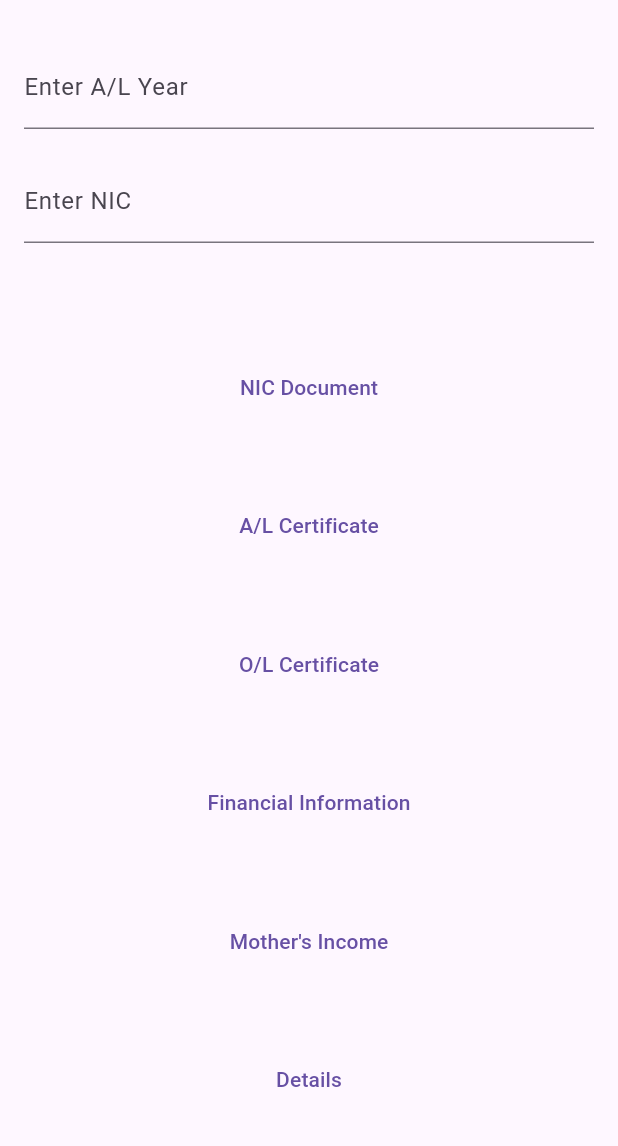
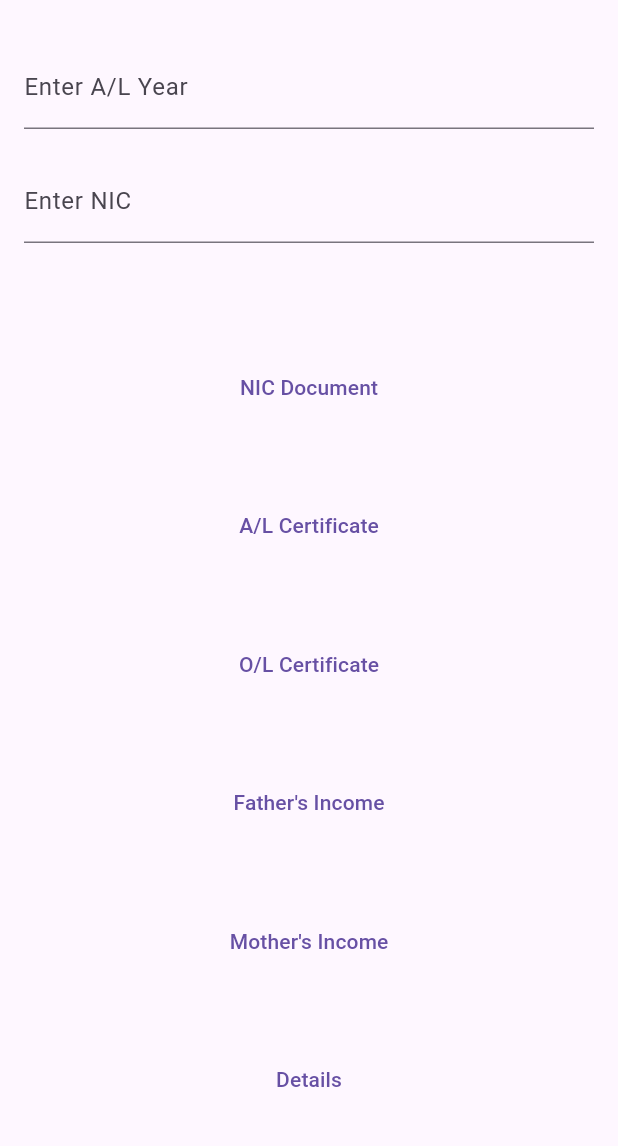
Before and after one commit to kavindus0/kelanidatarelease, a Flutter app: the screen it shows after launch, on a phone screen of 412 x 824 dp, the part 63-1209 px from its top. Run offline on Flutter 3.47's test engine with Material 3 defaults, Android fonts, the phone set to English and light mode, and no system bars; missing offline and left inert: flutter_pdfview.

Commit message:
fi changed

```diff
--- a/lib/main.dart
+++ b/lib/main.dart
@@ -40,7 +40,7 @@ class _MyHomePageState extends State<MyHomePage> {
     {'id': 'nic', 'label': 'NIC Document', 'filename': 'nic.pdf'},
     {'id': 'al', 'label': 'A/L Certificate', 'filename': 'al.pdf'},
     {'id': 'ol', 'label': 'O/L Certificate', 'filename': 'ol.pdf'},
-    {'id': 'fi', 'label': 'Financial Information', 'filename': 'fi.pdf'},
+    {'id': 'fi', 'label': "Father's Income", 'filename': 'fi.pdf'},
     {'id': 'mi', 'label': "Mother's Income", 'filename': 'mi.pdf'},
     {'id': 'nee1', 'label': 'Details', 'filename': 'nee1.pdf'},
   ];
```
